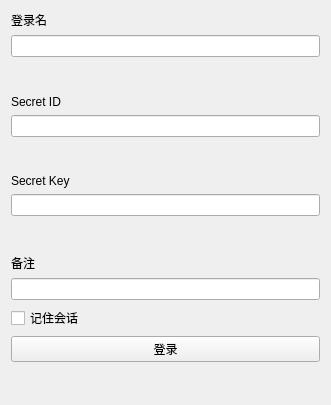
The window that fend/uilogin/logindialog.ui (orz-ai/ossman) describes before a commit, drawn with Qt 5.
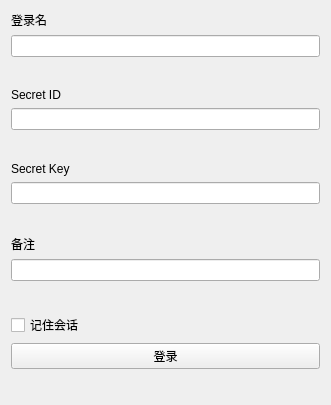
The same window after the commit.

Diff of the .ui file:
```diff
--- a/fend/uilogin/logindialog.ui
+++ b/fend/uilogin/logindialog.ui
@@ -96,7 +96,20 @@
       <widget class="QLineEdit" name="lineEdit"/>
      </item>
      <item>
-      <widget class="QCheckBox" name="checkBox">
+      <spacer name="verticalSpacer_5">
+       <property name="orientation">
+        <enum>Qt::Vertical</enum>
+       </property>
+       <property name="sizeHint" stdset="0">
+        <size>
+         <width>20</width>
+         <height>40</height>
+        </size>
+       </property>
+      </spacer>
+     </item>
+     <item>
+      <widget class="QCheckBox" name="checkSaveSession">
        <property name="text">
         <string>记住会话</string>
        </property>
```
Left out of the diff: 16 changed lines with no effect on the pictures.
